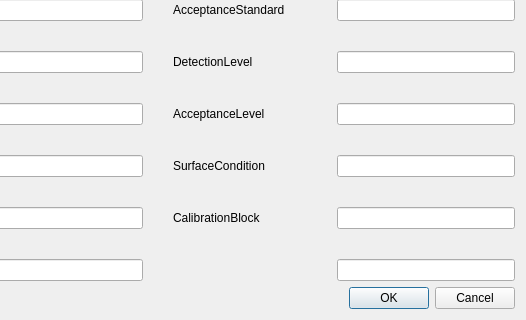
Old version of the form phascan_view/ui/dialog/dialogreportinfosetting.ui in the repository qinxingying/hello-word; both pictures show x 210 to 736 and y 272 to 592 of the 736 by 592 pixel window.
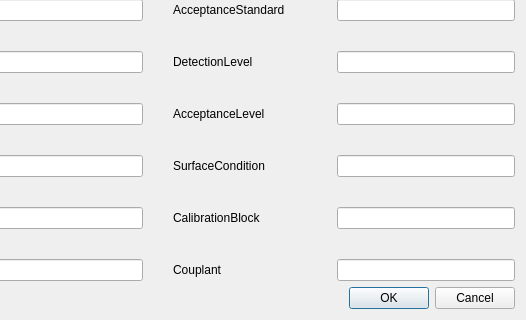
New version of the form.

Patch:
```diff
--- a/phascan_view/ui/dialog/dialogreportinfosetting.ui
+++ b/phascan_view/ui/dialog/dialogreportinfosetting.ui
@@ -242,7 +242,7 @@
        <item row="10" column="0">
         <widget class="QLabel" name="ProjectNameLine_13">
          <property name="text">
-          <string/>
+          <string>Couplant</string>
          </property>
         </widget>
        </item>
```
Left out of the diff: 2 changed lines with no effect on the pictures.
